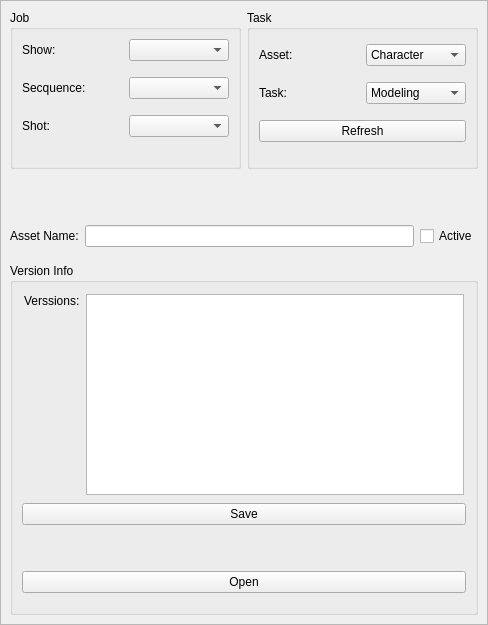
Qt form core/saver_loader/ui/saver_loader.ui (ronnyascencio/xO) before a commit.
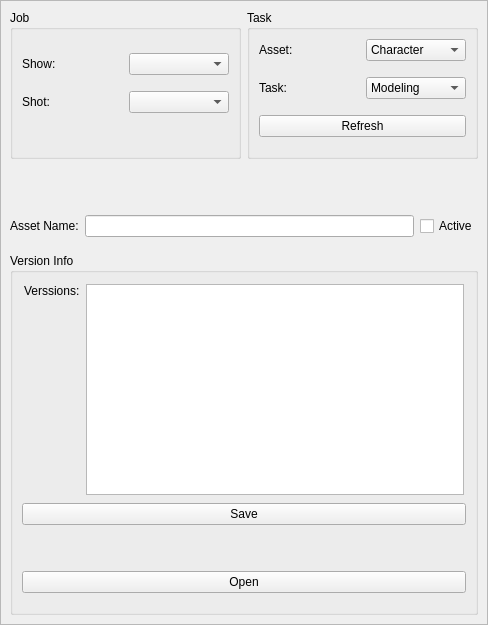
The same form after that commit.

Diff of the .ui file:
```diff
--- a/core/saver_loader/ui/saver_loader.ui
+++ b/core/saver_loader/ui/saver_loader.ui
@@ -79,23 +79,6 @@
                  </item>
                 </layout>
                </item>
-               <item>
-                <layout class="QHBoxLayout" name="horizontalLayout_10">
-                 <property name="bottomMargin">
-                  <number>10</number>
-                 </property>
-                 <item>
-                  <widget class="QLabel" name="seq_lbl">
-                   <property name="text">
-                    <string>Secquence:</string>
-                   </property>
-                  </widget>
-                 </item>
-                 <item>
-                  <widget class="QComboBox" name="cbb_sequence"/>
-                 </item>
-                </layout>
-               </item>
                <item>
                 <layout class="QHBoxLayout" name="horizontalLayout_6">
                  <property name="bottomMargin">
```
